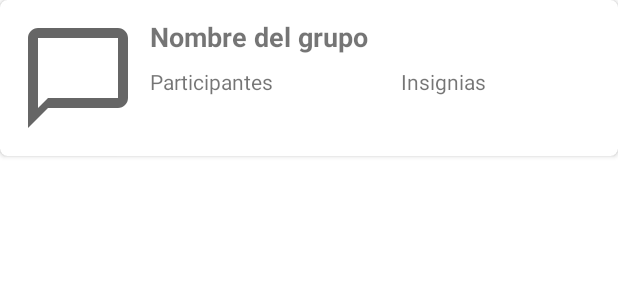
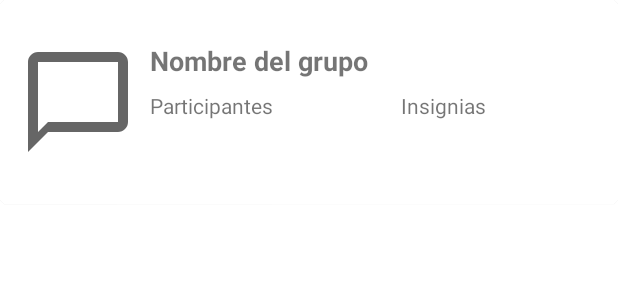
Before and after one commit to marmatsan/CoordinApp, an Android app: the layout item_cardview.xml on its own in the app's theme, with its tools: preview values and no code run, on a phone screen of 412 x 824 dp. Shown: the top 300 px of the screen. Run offline under Robolectric (Android 15) with nearby library versions, the light colour scheme and no system bars.

Commit message:
Created carviewitem class

```diff
--- a/app/src/main/java/com/elcazadordebaterias/coordinapp/FilesFragment.java
+++ b/app/src/main/java/com/elcazadordebaterias/coordinapp/FilesFragment.java
@@ -14,12 +14,12 @@ import androidx.fragment.app.Fragment;
  */
 public class FilesFragment extends Fragment {
 
-    // TODO: Rename parameter arguments, choose names that match
+    // Rename parameter arguments, choose names that match
     // the fragment initialization parameters, e.g. ARG_ITEM_NUMBER
     private static final String ARG_PARAM1 = "param1";
     private static final String ARG_PARAM2 = "param2";
 
-    // TODO: Rename and change types of parameters
+    // Rename and change types of parameters
     private String mParam1;
     private String mParam2;
 
@@ -35,7 +35,7 @@ public class FilesFragment extends Fragment {
      * @param param2 Parameter 2.
      * @return A new instance of fragment GroupsFragment.
      */
-    // TODO: Rename and change types and number of parameters
+    // Rename and change types and number of parameters
     public static FilesFragment newInstance(String param1, String param2) {
         FilesFragment fragment = new FilesFragment();
         Bundle args = new Bundle();
--- a/app/src/main/java/com/elcazadordebaterias/coordinapp/HomeFragment.java
+++ b/app/src/main/java/com/elcazadordebaterias/coordinapp/HomeFragment.java
@@ -14,12 +14,12 @@ import androidx.fragment.app.Fragment;
  */
 public class HomeFragment extends Fragment {
 
-    // TODO: Rename parameter arguments, choose names that match
+    // Rename parameter arguments, choose names that match
     // the fragment initialization parameters, e.g. ARG_ITEM_NUMBER
     private static final String ARG_PARAM1 = "param1";
     private static final String ARG_PARAM2 = "param2";
 
-    // TODO: Rename and change types of parameters
+    // Rename and change types of parameters
     private String mParam1;
     private String mParam2;
 
@@ -35,7 +35,7 @@ public class HomeFragment extends Fragment {
      * @param param2 Parameter 2.
      * @return A new instance of fragment GroupsFragment.
      */
-    // TODO: Rename and change types and number of parameters
+    // Rename and change types and number of parameters
     public static HomeFragment newInstance(String param1, String param2) {
         HomeFragment fragment = new HomeFragment();
         Bundle args = new Bundle();
--- a/app/src/main/java/com/elcazadordebaterias/coordinapp/InteractivityFragment.java
+++ b/app/src/main/java/com/elcazadordebaterias/coordinapp/InteractivityFragment.java
@@ -14,12 +14,12 @@ import androidx.fragment.app.Fragment;
  */
 public class InteractivityFragment extends Fragment {
 
-    // TODO: Rename parameter arguments, choose names that match
+    // Rename parameter arguments, choose names that match
     // the fragment initialization parameters, e.g. ARG_ITEM_NUMBER
     private static final String ARG_PARAM1 = "param1";
     private static final String ARG_PARAM2 = "param2";
 
-    // TODO: Rename and change types of parameters
+    // Rename and change types of parameters
     private String mParam1;
     private String mParam2;
 
@@ -35,7 +35,7 @@ public class InteractivityFragment extends Fragment {
      * @param param2 Parameter 2.
      * @return A new instance of fragment GroupsFragment.
      */
-    // TODO: Rename and change types and number of parameters
+    // Rename and change types and number of parameters
     public static InteractivityFragment newInstance(String param1, String param2) {
         InteractivityFragment fragment = new InteractivityFragment();
         Bundle args = new Bundle();
--- a/app/src/main/java/com/elcazadordebaterias/coordinapp/MainActivity.java
+++ b/app/src/main/java/com/elcazadordebaterias/coordinapp/MainActivity.java
@@ -19,7 +19,7 @@ public class MainActivity extends AppCompatActivity {
         // Bottom navigation management
         BottomNavigationView bottomNavigationView = findViewById(R.id.bottom_navigation_view);
         bottomNavigationView.setOnNavigationItemSelectedListener(navListener);
-        bottomNavigationView.setSelectedItemId(R.id.nav_groups); // TODO: Cambiar a nav_home al finalizar desarrollo de Grupos
+        bottomNavigationView.setSelectedItemId(R.id.nav_groups); // TODO: Cambiar a nav_home al finalizar desarrollo de Grupos (para que el primer fragment qye se abra al iniciar la aplicación sea home)
 
     }
 
--- a/app/src/main/java/com/elcazadordebaterias/coordinapp/ProfileFragment.java
+++ b/app/src/main/java/com/elcazadordebaterias/coordinapp/ProfileFragment.java
@@ -14,12 +14,12 @@ import androidx.fragment.app.Fragment;
  */
 public class ProfileFragment extends Fragment {
 
-    // TODO: Rename parameter arguments, choose names that match
+    // Rename parameter arguments, choose names that match
     // the fragment initialization parameters, e.g. ARG_ITEM_NUMBER
     private static final String ARG_PARAM1 = "param1";
     private static final String ARG_PARAM2 = "param2";
 
-    // TODO: Rename and change types of parameters
+    // Rename and change types of parameters
     private String mParam1;
     private String mParam2;
 
@@ -35,7 +35,7 @@ public class ProfileFragment extends Fragment {
      * @param param2 Parameter 2.
      * @return A new instance of fragment GroupsFragment.
      */
-    // TODO: Rename and change types and number of parameters
+    // Rename and change types and number of parameters
     public static ProfileFragment newInstance(String param1, String param2) {
         ProfileFragment fragment = new ProfileFragment();
         Bundle args = new Bundle();
--- a/app/src/main/res/layout/item_cardview.xml
+++ b/app/src/main/res/layout/item_cardview.xml
@@ -4,39 +4,43 @@
     android:layout_width="match_parent"
     android:layout_height="wrap_content"
     xmlns:app="http://schemas.android.com/apk/res-auto"
-    app:cardCornerRadius="5dp">
+    app:cardCornerRadius="5dp"
+    >
 
     <androidx.constraintlayout.widget.ConstraintLayout
         android:layout_width="match_parent"
         android:layout_height="match_parent"
-        android:layout_margin="4dp">
+        android:layout_margin="4dp"
+        >
 
         <ImageView
             android:id="@+id/item_cardview_image"
             android:layout_width="80dp"
             android:layout_height="80dp"
             android:layout_marginStart="8dp"
-            android:layout_marginTop="8dp"
-            android:layout_marginBottom="8dp"
+            android:layout_marginTop="24dp"
+            android:layout_marginBottom="24dp"
+            android:contentDescription="@string/desc"
             android:src="@drawable/ic_baseline_chat_bubble_outline_24"
-            android:contentDescription="@string/desc"
             app:layout_constraintBottom_toBottomOf="parent"
             app:layout_constraintStart_toStartOf="parent"
-            app:layout_constraintTop_toTopOf="parent" />
+            app:layout_constraintTop_toTopOf="parent"
+            />
 
         <TextView
-            android:id="@+id/item_cardview_textview_group_name"
+            android:id="@+id/item_cardview_textview_groupname"
             android:layout_width="0dp"
             android:layout_height="wrap_content"
             android:layout_marginStart="8dp"
-            android:layout_marginTop="8dp"
+            android:layout_marginTop="24dp"
             android:layout_marginEnd="8dp"
             android:text="@string/group_name"
             android:textSize="18sp"
             android:textStyle="bold"
             app:layout_constraintEnd_toEndOf="parent"
             app:layout_constraintStart_toEndOf="@+id/item_cardview_image"
-            app:layout_constraintTop_toTopOf="parent" />
+            app:layout_constraintTop_toTopOf="parent"
+            />
 
         <TextView
             android:id="@+id/item_cardview_textview_participants"
@@ -47,7 +51,8 @@
             android:text="@string/participants"
             android:textSize="14sp"
             app:layout_constraintStart_toEndOf="@+id/item_cardview_image"
-            app:layout_constraintTop_toBottomOf="@+id/item_cardview_textview_group_name" />
+            app:layout_constraintTop_toBottomOf="@+id/item_cardview_textview_groupname"
+            />
 
         <TextView
             android:id="@+id/item_cardview_textview_badges"
@@ -58,7 +63,21 @@
             android:textSize="14sp"
             app:layout_constraintEnd_toEndOf="parent"
             app:layout_constraintStart_toEndOf="@+id/item_cardview_textview_participants"
-            app:layout_constraintTop_toBottomOf="@+id/item_cardview_textview_group_name" />
+            app:layout_constraintTop_toBottomOf="@+id/item_cardview_textview_groupname"
+            />
+
+        <ExpandableListView
+            android:id="@+id/item_cardview_expandablelistview"
+            android:layout_width="150dp"
+            android:layout_height="0dp"
+            android:layout_marginTop="8dp"
+            android:layout_marginBottom="8dp"
+            app:layout_constraintBottom_toBottomOf="parent"
+            app:layout_constraintEnd_toEndOf="parent"
+            app:layout_constraintHorizontal_bias="0.0"
+            app:layout_constraintStart_toStartOf="@+id/item_cardview_textview_participants"
+            app:layout_constraintTop_toBottomOf="@+id/item_cardview_textview_participants"
+            app:layout_constraintVertical_bias="0.547" />
 
     </androidx.constraintlayout.widget.ConstraintLayout>
 
--- a/app/src/main/res/values/strings.xml
+++ b/app/src/main/res/values/strings.xml
@@ -7,7 +7,6 @@
     <string name="Archivos">Archivos</string>
     <string name="Grupos_Chat">Grupos/Chat</string>
     <string name="no_groups_created">Parece que no tienes ningún grupo creado</string>
-    <!-- TODO: Remove or change this placeholder text -->
     <string name="hello_blank_fragment">Hello blank fragment</string>
     <string name="placeholder_files">Archivos</string>
     <string name="placeholder_home">Inicio</string>
```
Also changed, not shown: app/src/main/java/com/elcazadordebaterias/coordinapp/CardviewItem.java (added, +23 -0 lines), app/src/main/java/com/elcazadordebaterias/coordinapp/GroupsFragment.java (+23 -40 lines).
